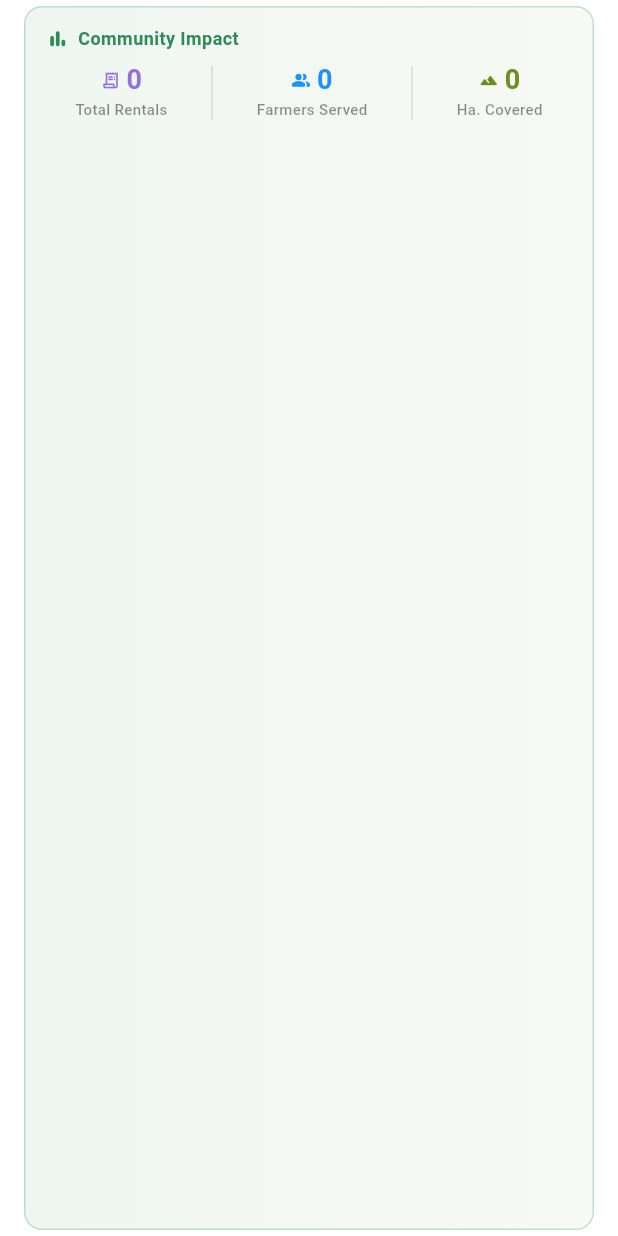
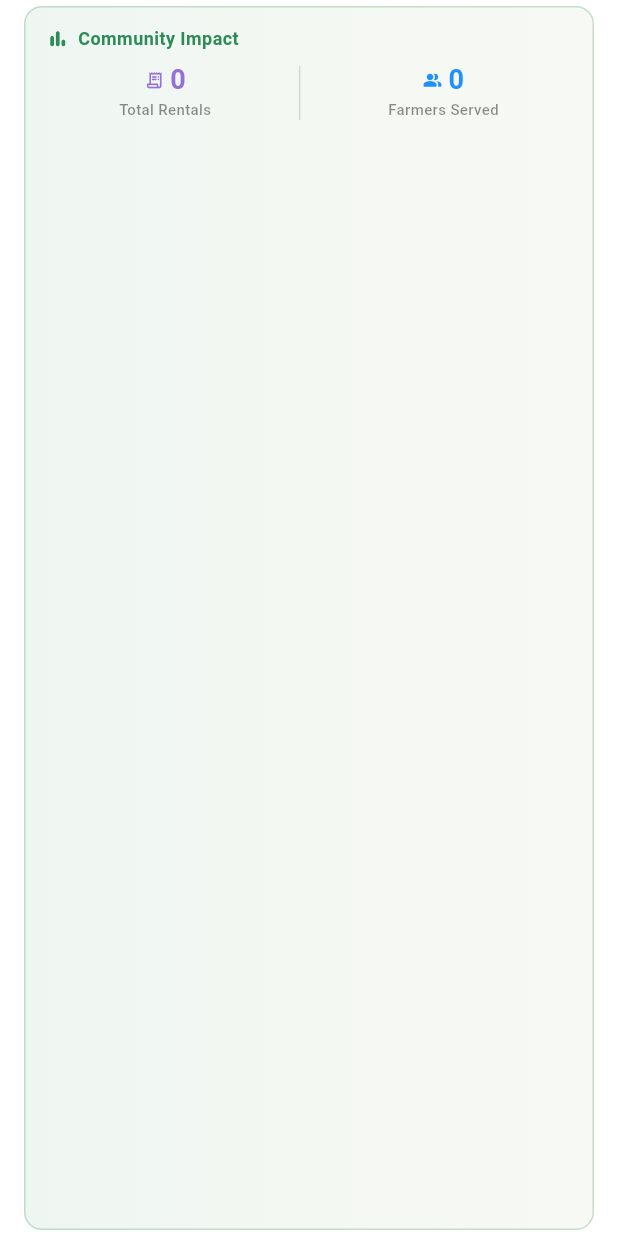
Before and after one commit to ylla14/bukidbayan_app, a Flutter app: the CommunityImpactBar widget shown alone on an empty page, opened directly with empty values, on a phone screen of 412 x 824 dp. Run offline on Flutter 3.47's test engine with Material 3 defaults, Android fonts, the phone set to English and light mode, and no system bars; our stand-ins replace carousel_slider, cloud_firestore, equatable, firebase_auth, firebase_core, flutter_bloc and 8 more; accounts and stored records are empty; network calls fail.

Commit message:
-- optional ha covered

```diff
--- a/lib/components/rent/product_page/community_impact_bar.dart
+++ b/lib/components/rent/product_page/community_impact_bar.dart
@@ -1,15 +1,29 @@
 import 'package:cloud_firestore/cloud_firestore.dart';
 import 'package:flutter/material.dart';
 
-/// Displays "Farmers Served", "Hectares Covered", and "Total Rentals"
-/// for a single equipment listing.
+/// Displays "Farmers Served", "Hectares Covered" (conditionally), and
+/// "Total Rentals" for a single equipment listing.
 ///
 /// Counts ALL terminal-status requests so nothing is missed:
 ///   returned → finished → completed (plus the older "returned" mid-flow step)
 class CommunityImpactBar extends StatelessWidget {
   final String equipmentId;
 
-  const CommunityImpactBar({super.key, required this.equipmentId});
+  /// The equipment's rental unit / rate basis (e.g. "Per Hectare", "Per Day").
+  /// Used to decide whether "Hectares Covered" is relevant to show at all.
+  final String? rentalUnit;
+
+  /// Fallback/override in case you already know this equipment requires a
+  /// land size (hectares) — e.g. from `Equipment.landSizeRequirement`.
+  /// If either this OR `rentalUnit` indicates hectares, the stat is shown.
+  final bool landSizeRequirement;
+
+  const CommunityImpactBar({
+    super.key,
+    required this.equipmentId,
+    this.rentalUnit,
+    this.landSizeRequirement = false,
+  });
 
   // Every status that means "this rental actually happened / wrapped up".
   // Firestore whereIn supports up to 30 values so this is fine.
@@ -18,8 +32,15 @@ class CommunityImpactBar extends StatelessWidget {
     'completed',  // renter confirmed completion
   ];
 
+  /// True when this equipment is actually priced or measured by hectares —
+  /// e.g. rentalUnit is "Per Hectare", or it explicitly requires a land size.
+  bool get _isHectareBased {
+    final unit = rentalUnit?.toLowerCase() ?? '';
+    return unit.contains('hectare') || unit.contains('ha') || landSizeRequirement;
+  }
+
   Future<Map<String, dynamic>> _fetchImpact() async {
-    // Firestore whereIn max is 10 per clause, but we only have 3 so one query suffices.
+    // Firestore whereIn max is 10 per clause, but we only have 2 so one query suffices.
     final snap = await FirebaseFirestore.instance
         .collection('rentRequests')
         .where('itemId', isEqualTo: equipmentId)
@@ -59,6 +80,8 @@ class CommunityImpactBar extends StatelessWidget {
 
   @override
   Widget build(BuildContext context) {
+    final showHectares = _isHectareBased;
+
     return FutureBuilder<Map<String, dynamic>>(
       future: _fetchImpact(),
       builder: (context, snap) {
@@ -66,6 +89,35 @@ class CommunityImpactBar extends StatelessWidget {
         final hectares      = (snap.data?['hectaresCovered'] as double?) ?? 0.0;
         final totalRentals  = (snap.data?['totalRentals'] as int?) ?? 0;
         final loading       = !snap.hasData;
+
+        final stats = <Widget>[
+          _ImpactStat(
+            icon: Icons.receipt_long_rounded,
+            label: 'Total Rentals',
+            value: loading ? '—' : '$totalRentals',
+            color: const Color(0xFF9370DB),
+          ),
+          Tooltip(
+            message: 'Unique farmers who rented this equipment',
+            child: _ImpactStat(
+              icon: Icons.people_alt_rounded,
+              label: 'Farmers Served',
+              value: loading ? '—' : '$farmersServed',
+              color: const Color(0xFF1E90FF),
+            ),
+          ),
+          if (showHectares)
+            _ImpactStat(
+              icon: Icons.landscape_rounded,
+              label: 'Ha. Covered',
+              value: loading
+                  ? '—'
+                  : hectares > 0
+                      ? hectares.toStringAsFixed(1)
+                      : '0',
+              color: const Color(0xFF6B8E23),
+            ),
+        ];
 
         return Container(
           margin: const EdgeInsets.symmetric(horizontal: 16, vertical: 4),
@@ -111,40 +163,10 @@ class CommunityImpactBar extends StatelessWidget {
               Row(
                 mainAxisAlignment: MainAxisAlignment.spaceEvenly,
                 children: [
-                  // Total rentals — raw transaction count
-                  _ImpactStat(
-                    icon: Icons.receipt_long_rounded,
-                    label: 'Total Rentals',
-                    value: loading ? '—' : '$totalRentals',
-                    color: const Color(0xFF9370DB),
-                  ),
-
-                  _divider(),
-
-                  // Farmers served — unique renters (1 farmer renting 3× = 1)
-                  Tooltip(
-                    message: 'Unique farmers who rented this equipment',
-                    child: _ImpactStat(
-                      icon: Icons.people_alt_rounded,
-                      label: 'Farmers Served',
-                      value: loading ? '—' : '$farmersServed',
-                      color: const Color(0xFF1E90FF),
-                    ),
-                  ),
-
-                  _divider(),
-
-                  // Hectares covered — sum of hectaresEntered across all done rentals
-                  _ImpactStat(
-                    icon: Icons.landscape_rounded,
-                    label: 'Ha. Covered',
-                    value: loading
-                        ? '—'
-                        : hectares > 0
-                            ? hectares.toStringAsFixed(1)
-                            : '0',
-                    color: const Color(0xFF6B8E23),
-                  ),
+                  for (var i = 0; i < stats.length; i++) ...[
+                    if (i != 0) _divider(),
+                    stats[i],
+                  ],
                 ],
               ),
             ],
--- a/lib/screens/rent/product_page.dart
+++ b/lib/screens/rent/product_page.dart
@@ -749,7 +749,11 @@ class _ProductPageState extends State<ProductPage> {
                   _buildOwnerKpiSection(liveItem),
                   CustomDivider(),
                 ],
-                CommunityImpactBar(equipmentId: liveItem.id!),
+                CommunityImpactBar(
+                  equipmentId: liveItem.id!,
+                  rentalUnit: liveItem.rentalUnit,
+                  landSizeRequirement: liveItem.landSizeRequirement,
+                ),
                 const SizedBox(height: 4),
 
                 // ── Location ─────────────────────────────────────────────────
```
